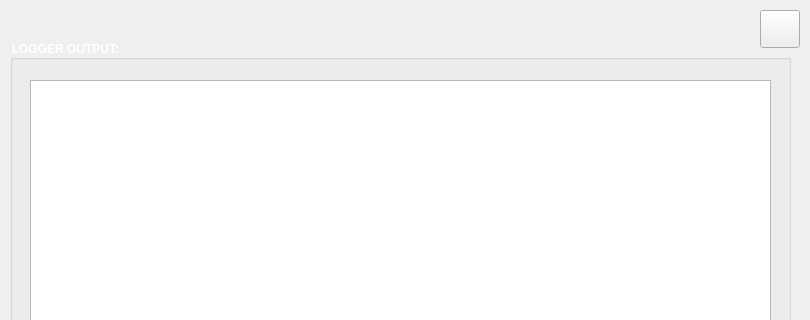
This is RubberContractBridge/gui/loggerwindow.ui in CFWagner/EPE321-RubberContractBridge as Qt 5 draws it before an edit; both pictures show x 0 to 810 and y 0 to 320 of the 810 by 720 pixel window. The edited form follows.
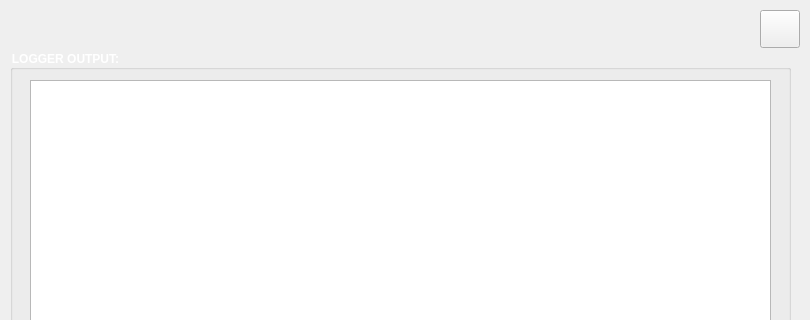
This is the edited form.

```diff
--- a/RubberContractBridge/gui/loggerwindow.ui
+++ b/RubberContractBridge/gui/loggerwindow.ui
@@ -17,9 +17,9 @@
    <property name="geometry">
     <rect>
      <x>10</x>
-     <y>40</y>
+     <y>50</y>
      <width>781</width>
-     <height>641</height>
+     <height>631</height>
     </rect>
    </property>
    <property name="styleSheet">
@@ -34,7 +34,7 @@
     <property name="geometry">
      <rect>
       <x>20</x>
-      <y>40</y>
+      <y>30</y>
       <width>741</width>
       <height>581</height>
      </rect>
```
